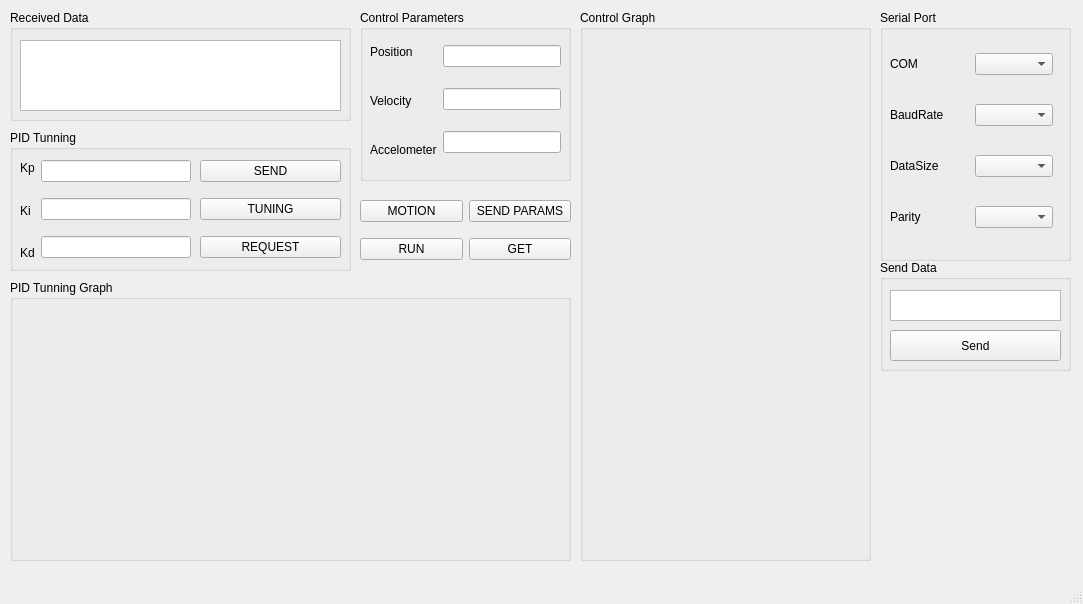
The window that SW/MotorControl/mainwindow.ui (Vienchau/MOTOR_CONTROL) describes before a commit, drawn with Qt 5.
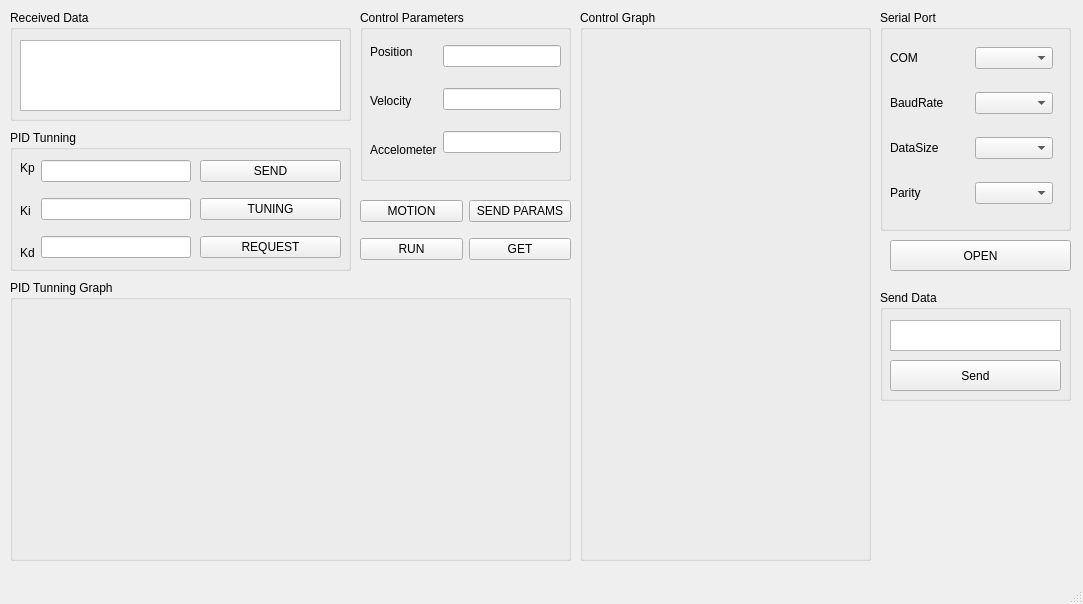
The same window after the commit. Icons and pictures are not drawn.

Diff of the .ui file:
```diff
--- a/SW/MotorControl/mainwindow.ui
+++ b/SW/MotorControl/mainwindow.ui
@@ -273,7 +273,7 @@
       <x>880</x>
       <y>10</y>
       <width>191</width>
-      <height>251</height>
+      <height>221</height>
      </rect>
     </property>
     <property name="title">
@@ -285,7 +285,7 @@
        <x>10</x>
        <y>20</y>
        <width>163</width>
-       <height>221</height>
+       <height>191</height>
       </rect>
      </property>
      <layout class="QVBoxLayout" name="verticalLayout_8">
@@ -352,7 +352,7 @@
     <property name="geometry">
      <rect>
       <x>880</x>
-      <y>260</y>
+      <y>290</y>
       <width>191</width>
       <height>111</height>
      </rect>
@@ -431,7 +431,7 @@
     <property name="geometry">
      <rect>
       <x>900</x>
-      <y>390</y>
+      <y>410</y>
       <width>151</width>
       <height>141</height>
      </rect>
@@ -443,6 +443,19 @@
      <bool>true</bool>
     </property>
    </widget>
+   <widget class="QPushButton" name="openButton">
+    <property name="geometry">
+     <rect>
+      <x>890</x>
+      <y>240</y>
+      <width>181</width>
+      <height>31</height>
+     </rect>
+    </property>
+    <property name="text">
+     <string>OPEN</string>
+    </property>
+   </widget>
   </widget>
   <widget class="QMenuBar" name="menubar">
    <property name="geometry">
```
Left out of the diff: 14 changed lines with no effect on the pictures.
